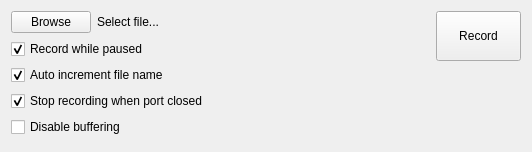
This is src/recordpanel.ui in AlexanderAmelkin/SerialPlot as Qt 5 draws it before an edit. The edited form follows.
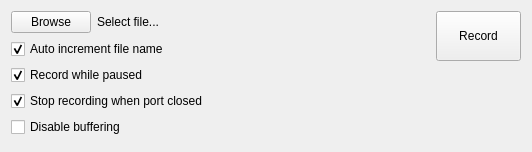
This is the edited form.

Commit message: moved auto increment checkbox to be under the file name

```diff
--- a/src/recordpanel.ui
+++ b/src/recordpanel.ui
@@ -44,12 +44,12 @@
       </layout>
      </item>
      <item>
-      <widget class="QCheckBox" name="cbRecordPaused">
+      <widget class="QCheckBox" name="cbAutoIncrement">
        <property name="toolTip">
         <string>Continue recording to file even when plotting is paused</string>
        </property>
        <property name="text">
-        <string>Record while paused</string>
+        <string>Auto increment file name</string>
        </property>
        <property name="checked">
         <bool>true</bool>
@@ -57,12 +57,12 @@
       </widget>
      </item>
      <item>
-      <widget class="QCheckBox" name="cbAutoIncrement">
+      <widget class="QCheckBox" name="cbRecordPaused">
        <property name="toolTip">
         <string>Increments file name automatically everytime a new recording starts</string>
        </property>
        <property name="text">
-        <string>Auto increment file name</string>
+        <string>Record while paused</string>
        </property>
        <property name="checked">
         <bool>true</bool>
```
Left out of the diff: 4 changed lines with no effect on the pictures.
